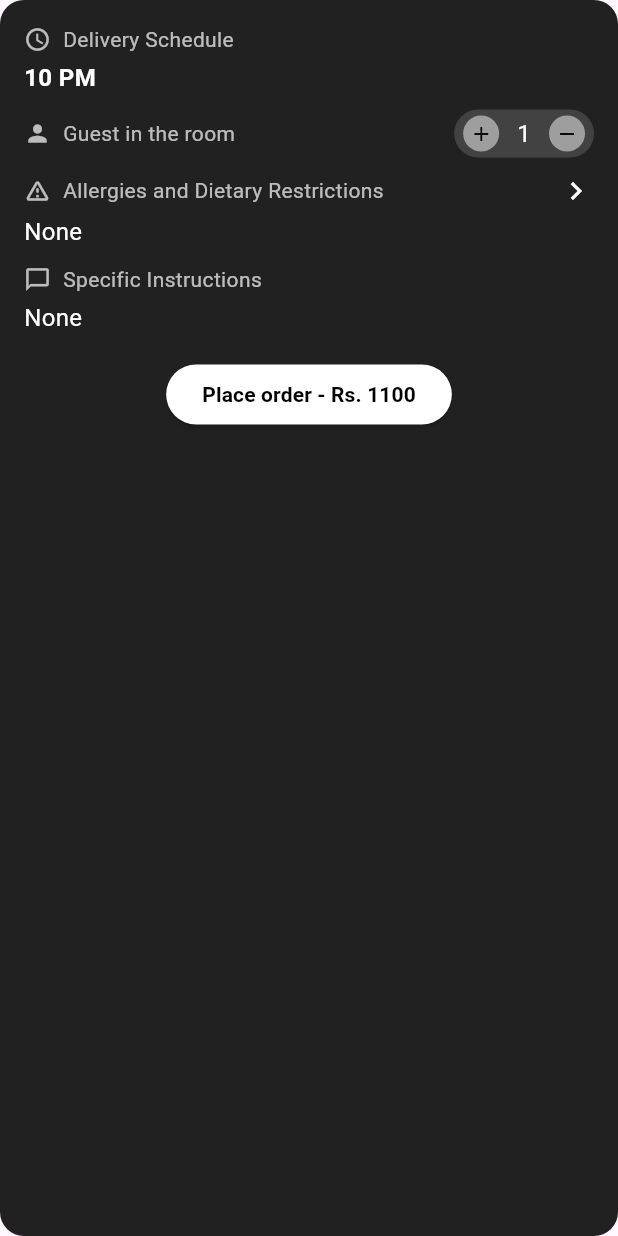
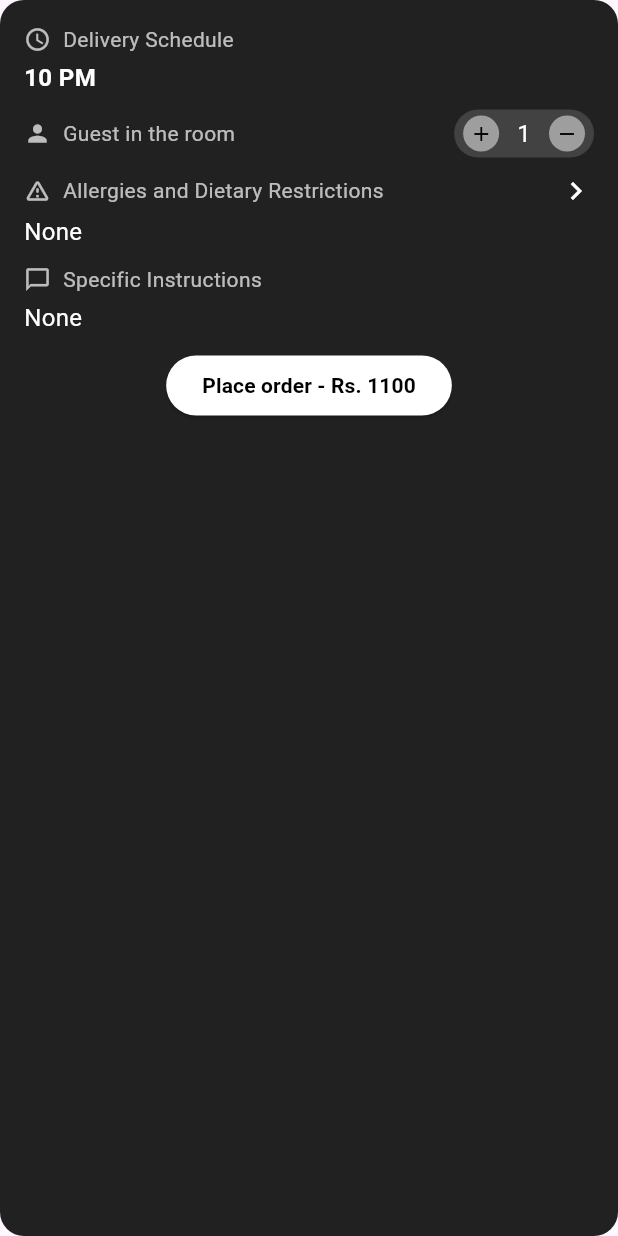
Before and after one commit to preethy2309/jio_ird_app, a Flutter app: the DeliveryInfoPanel widget shown alone on an empty page, opened directly, on a phone screen of 412 x 824 dp. Run offline on Flutter 3.47's test engine with Material 3 defaults, Android fonts, the light colour scheme and no system bars; our stand-ins replace dio, dotted_line, flutter_riverpod, flutter_secure_storage, retrofit; accounts and stored records are empty; generated files the repository leaves out were written again; network calls fail.

Commit message:
removed unnecessary code

```diff
--- a/lib/ui/screens/cart_screen.dart
+++ b/lib/ui/screens/cart_screen.dart
@@ -21,8 +21,6 @@ class CartScreen extends ConsumerWidget {
       child: SafeArea(
         child: Column(
           children: [
-            const SizedBox(height: 16),
-
             const TabSwitcher(),
 
             const SizedBox(height: 20),
--- a/lib/ui/screens/meal_screen.dart
+++ b/lib/ui/screens/meal_screen.dart
@@ -64,6 +64,7 @@ class _MenuScreenState extends ConsumerState<MenuScreen> {
             icons: const [VegToggle(), CartButton()],
             child: Column(
               children: [
+                const SizedBox(height: 16),
                 Expanded(
                   child: Row(
                     children: [
--- a/lib/ui/widgets/cart/delivery_info_panel.dart
+++ b/lib/ui/widgets/cart/delivery_info_panel.dart
@@ -54,18 +54,20 @@ class DeliveryInfoPanel extends StatelessWidget {
             title: "Specific Instructions",
             value: "None",
           ),
-          const SizedBox(height: 16),
+          const SizedBox(height: 10),
           Center(
             child: ElevatedButton(
               style: ElevatedButton.styleFrom(
                 backgroundColor: Colors.white,
                 padding:
-                    const EdgeInsets.symmetric(horizontal: 24, vertical: 8),
+                    const EdgeInsets.symmetric(horizontal: 24),
                 shape: RoundedRectangleBorder(
                   borderRadius: BorderRadius.circular(30),
                 ),
               ),
-              onPressed: () {},
+              onPressed: () {
+
+              },
               child: const Text(
                 "Place order - Rs. ${1100}",
                 style: TextStyle(
```
